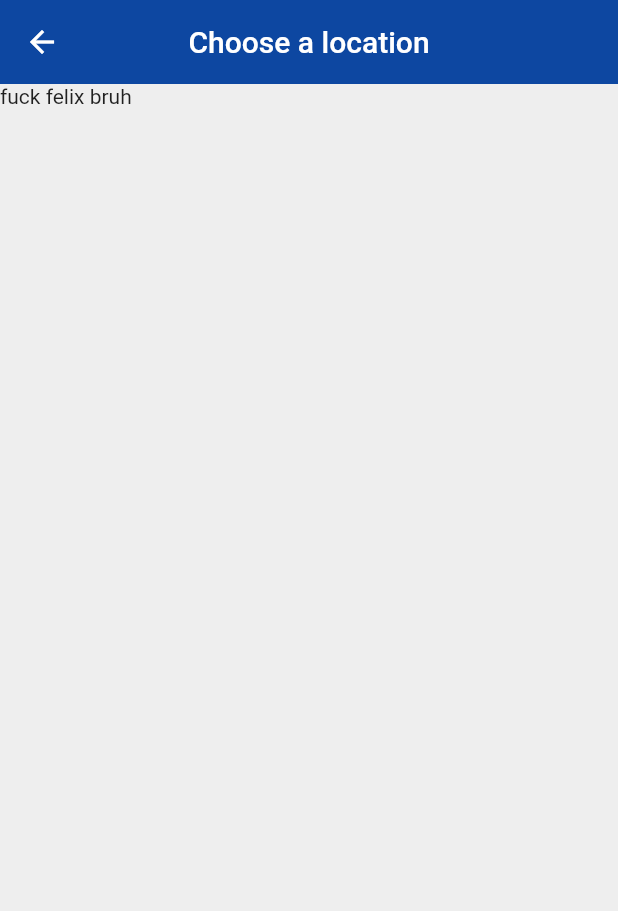
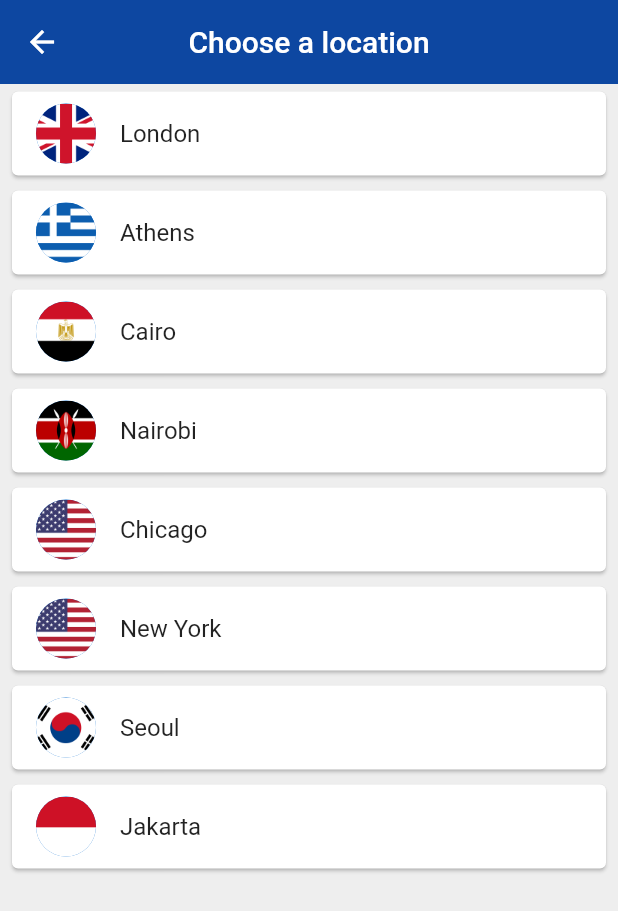
Before and after one commit to wahpiangle/world_time_app_flutter, a Flutter app: the Home screen opened directly with empty values, after a tap on "Edit Location", on a phone screen of 412 x 824 dp. Shown: the top 911 px of the screen. Run offline on Flutter 3.47's test engine with Material 2 defaults, Android fonts, the phone set to English and light mode, and no system bars; our stand-ins replace flutter_spinkit; network calls fail; statements that could not run were skipped.

Commit message:
update choose location

```diff
--- a/lib/pages/choose_location.dart
+++ b/lib/pages/choose_location.dart
@@ -1,4 +1,5 @@
 import 'package:flutter/material.dart';
+import 'package:world_time/services/world_time.dart';
 
 class ChooseLocation extends StatefulWidget {
   const ChooseLocation({super.key});
@@ -8,16 +9,60 @@ class ChooseLocation extends StatefulWidget {
 }
 
 class _ChooseLocationState extends State<ChooseLocation> {
+  List<WorldTime> locations = [
+    WorldTime(url: 'Europe/London', location: 'London', flag: 'uk.png'),
+    WorldTime(url: 'Europe/Berlin', location: 'Athens', flag: 'greece.png'),
+    WorldTime(url: 'Africa/Cairo', location: 'Cairo', flag: 'egypt.png'),
+    WorldTime(url: 'Africa/Nairobi', location: 'Nairobi', flag: 'kenya.png'),
+    WorldTime(url: 'America/Chicago', location: 'Chicago', flag: 'usa.png'),
+    WorldTime(url: 'America/New_York', location: 'New York', flag: 'usa.png'),
+    WorldTime(url: 'Asia/Seoul', location: 'Seoul', flag: 'south_korea.png'),
+    WorldTime(url: 'Asia/Jakarta', location: 'Jakarta', flag: 'indonesia.png'),
+  ];
+
+  void updateTime(index) async {
+    WorldTime instance = locations[index];
+    await instance.getTime();
+    // to replace the loading screen
+    Navigator.pop(context, {
+      'location': instance.location,
+      'flag': instance.flag,
+      'time': instance.time,
+      'isDayTime': instance.isDayTime,
+    });
+  }
+
   @override
   Widget build(BuildContext context) {
     return Scaffold(
       backgroundColor: Colors.grey[200],
       appBar: AppBar(
-          title: Text('Choose a location'),
+        title: const Text('Choose a location'),
         centerTitle: true,
         elevation: 0,
         backgroundColor: Colors.blue[900],
       ),
-        body: Text('fuck felix bruh'));
+      body: ListView.builder(
+        // ListView.builder() is used to create a list of items
+        itemCount: locations.length,
+        itemBuilder: (context, index) {
+          return Padding(
+            padding: const EdgeInsets.symmetric(vertical: 1, horizontal: 4),
+            child: Card(
+              child: ListTile(
+                onTap: () {
+                  updateTime(index);
+                },
+                title: Text(locations[index].location),
+                leading: CircleAvatar(
+                  backgroundImage:
+                      AssetImage('assets/${locations[index].flag}'),
+                ),
+              ),
+            ),
+          );
+        },
+      ),
+    );
   }
 }
--- a/lib/pages/home.dart
+++ b/lib/pages/home.dart
@@ -13,7 +13,9 @@ class _HomeState extends State<Home> {
   @override
   Widget build(BuildContext context) {
     // retrieve data from loading screen
-    data = ModalRoute.of(context)!.settings.arguments as Map;
+    data = data.isNotEmpty
+        ? data
+        : ModalRoute.of(context)!.settings.arguments as Map;
 
     String bgImage = data['isDayTime'] ? 'day.png' : 'night.png';
     Color? bgColor = data['isDayTime'] ? Colors.blue : Colors.indigo[700];
@@ -33,8 +35,17 @@ class _HomeState extends State<Home> {
               child: Column(
                 children: <Widget>[
                   TextButton.icon(
-                    onPressed: () {
-                      Navigator.pushNamed(context, '/location');
+                    onPressed: () async {
+                      dynamic result = await Navigator.pushNamed(context,
+                          '/location'); //this result will store the data that is returned from the choose location screen
+                      setState(() {
+                        data = {
+                          'time': result['time'],
+                          'location': result['location'],
+                          'isDayTime': result['isDayTime'],
+                          'flag': result['flag'],
+                        };
+                      });
                     },
                     icon: Icon(
                       Icons.edit_location,
@@ -55,7 +66,7 @@ class _HomeState extends State<Home> {
                     children: <Widget>[
                       Text(
                         data['location'],
-                        style: TextStyle(
+                        style: const TextStyle(
                           fontSize: 20,
                           letterSpacing: 2,
                           color: Colors.white,
@@ -68,11 +79,19 @@ class _HomeState extends State<Home> {
                   ),
                   Text(
                     data['time'],
-                    style: TextStyle(
+                    style: const TextStyle(
                       fontSize: 60,
                       color: Colors.white,
                     ),
                   ),
+                  const SizedBox(
+                    height: 20,
+                  ),
+                  Image(
+                    image: AssetImage('assets/${data['flag']}'),
+                    height: 100,
+                    width: 100,
+                  )
                 ],
               ),
             ),
```
Also changed, not shown: assets/egypt.png (added), assets/germany.png (added), assets/greece.png (added), assets/indonesia.png (added), assets/kenya.png (added), assets/south_korea.png (added), assets/uk.png (added), assets/usa.png (added). Lines whose indentation alone changed are shown as unchanged.
